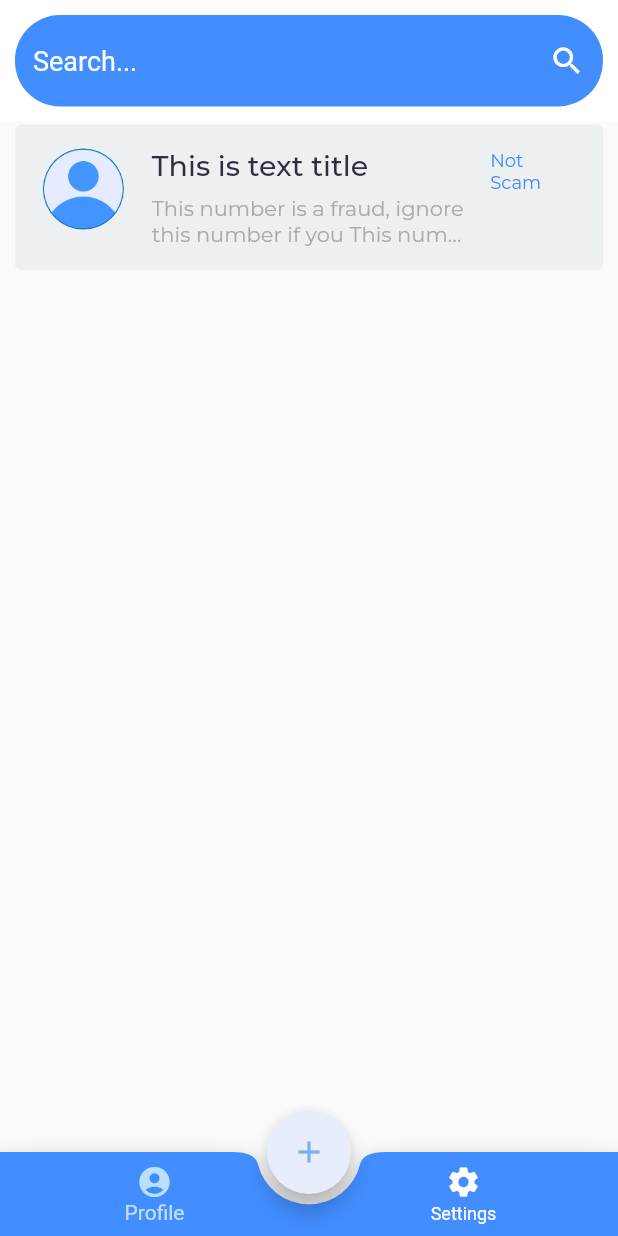
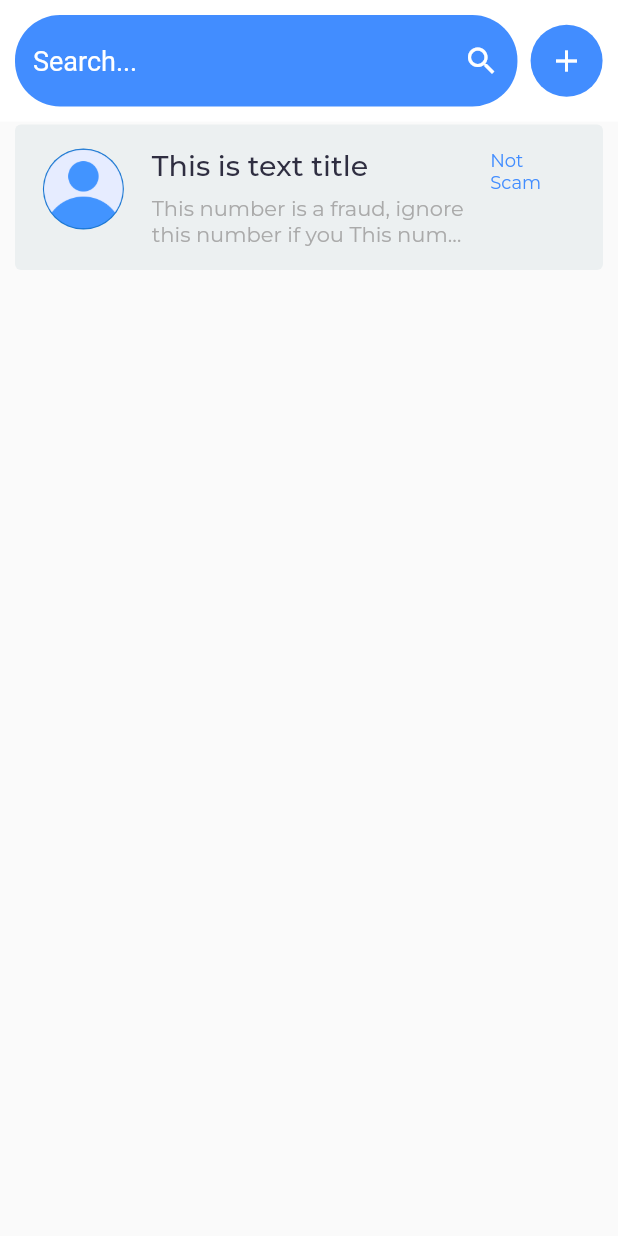
Before and after one commit to rizkyputrapb/CSD104_SUSMATIOR, a Flutter app: the HomeScreen screen opened by its route, on a phone screen of 412 x 824 dp. Run offline on Flutter 3.47's test engine with Material 2 defaults, Android fonts, the phone set to English and light mode, and no system bars; our stand-ins replace google_fonts.

Commit message:
Adding setting_screen and main_screen, other than that change navigator landing, login, home

```diff
--- a/lib/main.dart
+++ b/lib/main.dart
@@ -3,7 +3,9 @@ import 'package:susmatior_app/ui/screens/detail_list/detail_list_screens.dart';
 import 'package:susmatior_app/ui/screens/home/home_screen.dart';
 import 'package:susmatior_app/ui/screens/landing/landing_screen.dart';
 import 'package:susmatior_app/ui/screens/login/login_screens.dart';
+import 'package:susmatior_app/ui/screens/main/main_screens.dart';
 import 'package:susmatior_app/ui/screens/questionnaire/questionnaire_screens.dart';
+import 'package:susmatior_app/ui/screens/setting/setting_screens.dart';
 import 'package:susmatior_app/ui/screens/splash/splash_screen.dart';
 
 void main() {
@@ -20,8 +22,10 @@ class MyApp extends StatelessWidget {
       routes: {
         SplashScreen.routeName: (context) => const SplashScreen(),
         LandingScreen.routeName: (context) => const LandingScreen(),
+        LoginScreen.routeName: (context) => const LoginScreen(),
+        MainScreen.routeName: (context) => const MainScreen(),
         HomeScreen.routeName: (context) => const HomeScreen(),
-        LoginScreen.routeName: (context) => const LoginScreen(),
+        SettingScreen.routeName: (context) => const SettingScreen(),
         QuestionnaireScreen.routeName: (context) => const QuestionnaireScreen(),
         DetailListScreen.routeName: (context) => const DetailListScreen(),
       },
--- a/lib/ui/screens/home/home_screen.dart
+++ b/lib/ui/screens/home/home_screen.dart
@@ -1,4 +1,5 @@
 import 'package:flutter/material.dart';
+import 'package:susmatior_app/constants/radius_constants.dart';
 import 'package:susmatior_app/ui/screens/detail_list/detail_list_screens.dart';
 import 'package:susmatior_app/ui/screens/home/widgets/card_list_scam.dart';
 import 'package:susmatior_app/ui/screens/questionnaire/questionnaire_screens.dart';
@@ -22,6 +23,10 @@ class HomeScreen extends StatelessWidget {
               ),
               child: Padding(
                 padding: const EdgeInsets.all(10.0),
+                child: Row(
+                  children: [
+                    SizedBox(
+                      width: MediaQuery.of(context).size.width / 1.23,
                       child: TextFormField(
                         cursorColor: Colors.white,
                         maxLines: 1,
@@ -49,6 +54,30 @@ class HomeScreen extends StatelessWidget {
                         onFieldSubmitted: (value) {},
                       ),
                     ),
+                    SizedBox(
+                      width: MediaQuery.of(context).size.width / 47,
+                    ),
+                    Container(
+                      decoration: BoxDecoration(
+                        color: Color(0xFF428DFF),
+                        borderRadius: BorderRadius.circular(radius_30),
+                      ),
+                      child: IconButton(
+                        onPressed: () {
+                          Navigator.pushNamed(
+                            context,
+                            QuestionnaireScreen.routeName,
+                          );
+                        },
+                        icon: const Icon(
+                          Icons.add,
+                          color: Colors.white,
+                        ),
+                      ),
+                    )
+                  ],
+                ),
+              ),
             ),
             Expanded(
               // Change this listview to listview.builder if using firebase
@@ -65,37 +94,6 @@ class HomeScreen extends StatelessWidget {
           ],
         ),
       ),
-      floatingActionButton: FloatingActionButton(
-        backgroundColor: Color(0xFFE8EDFC),
-        onPressed: () {
-          Navigator.pushNamed(context, QuestionnaireScreen.routeName);
-        },
-        child: const Icon(
-          Icons.add,
-          color: Color(0xFF7FACFA),
-        ),
-      ),
-      bottomNavigationBar: BottomAppBar(
-        shape: CircularNotchedRectangle(),
-        clipBehavior: Clip.antiAlias,
-        notchMargin: 7,
-        child: BottomNavigationBar(
-          backgroundColor: const Color(0xFF428DFF),
-          items: const <BottomNavigationBarItem>[
-            BottomNavigationBarItem(
-              icon: Icon(Icons.account_circle),
-              label: 'Profile',
-            ),
-            BottomNavigationBarItem(
-              icon: Icon(Icons.settings),
-              label: 'Settings',
-            ),
-          ],
-          selectedItemColor: const Color(0xFFBBE1FA),
-          unselectedItemColor: Colors.white,
-        ),
-      ),
-      floatingActionButtonLocation: FloatingActionButtonLocation.centerDocked,
     );
   }
 }
--- a/lib/ui/screens/landing/landing_screen.dart
+++ b/lib/ui/screens/landing/landing_screen.dart
@@ -3,7 +3,6 @@ import 'package:google_fonts/google_fonts.dart';
 import 'package:susmatior_app/constants/colors_constants.dart';
 import 'package:susmatior_app/constants/radius_constants.dart';
 import 'package:susmatior_app/ui/screens/login/login_screens.dart';
-
 
 class LandingScreen extends StatelessWidget {
   static const routeName = '/landing_screen';
@@ -89,9 +88,9 @@ class LandingScreen extends StatelessWidget {
                     width: MediaQuery.of(context).size.width / 3,
                     height: 56.0,
                     child: MaterialButton(
-
                       onPressed: () {
-                        Navigator.pushNamed(context, LoginScreen.routeName);
+                        Navigator.pushReplacementNamed(
+                            context, LoginScreen.routeName);
                       },
                       elevation: 0,
                       hoverElevation: 0,
```
Also changed, not shown: lib/ui/screens/login/login_screens.dart (+7 -3 lines), lib/ui/screens/main/main_screens.dart (added, +65 -0 lines), lib/ui/screens/setting/setting_screens.dart (added, +53 -0 lines). Lines whose indentation alone changed are shown as unchanged.
